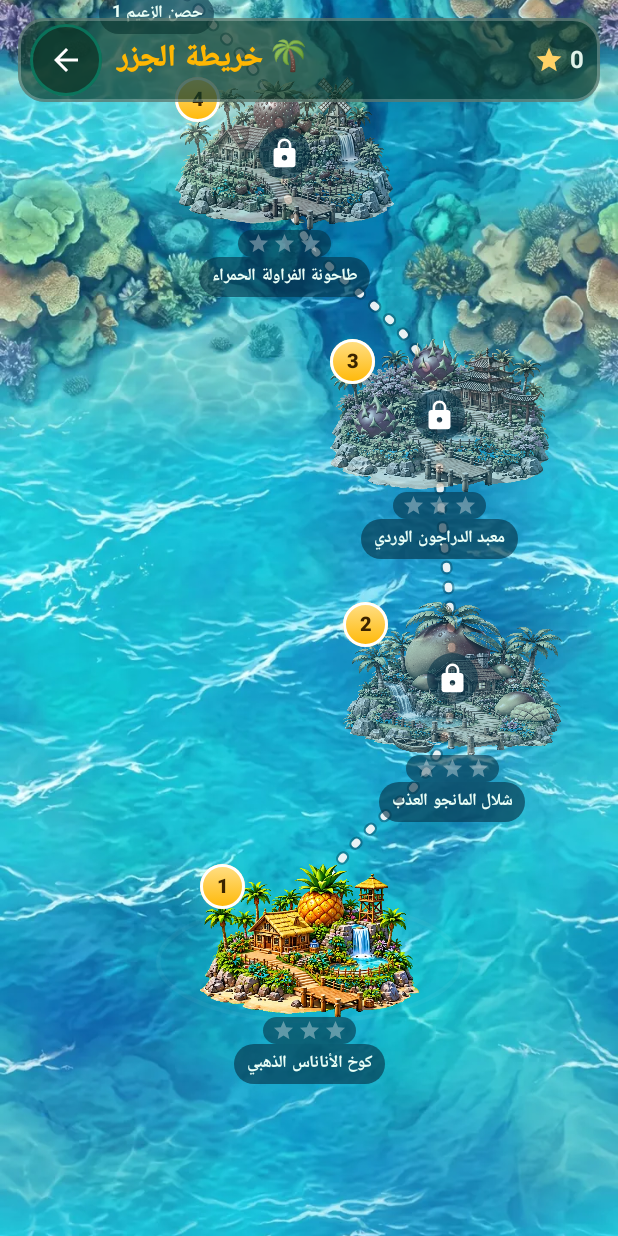
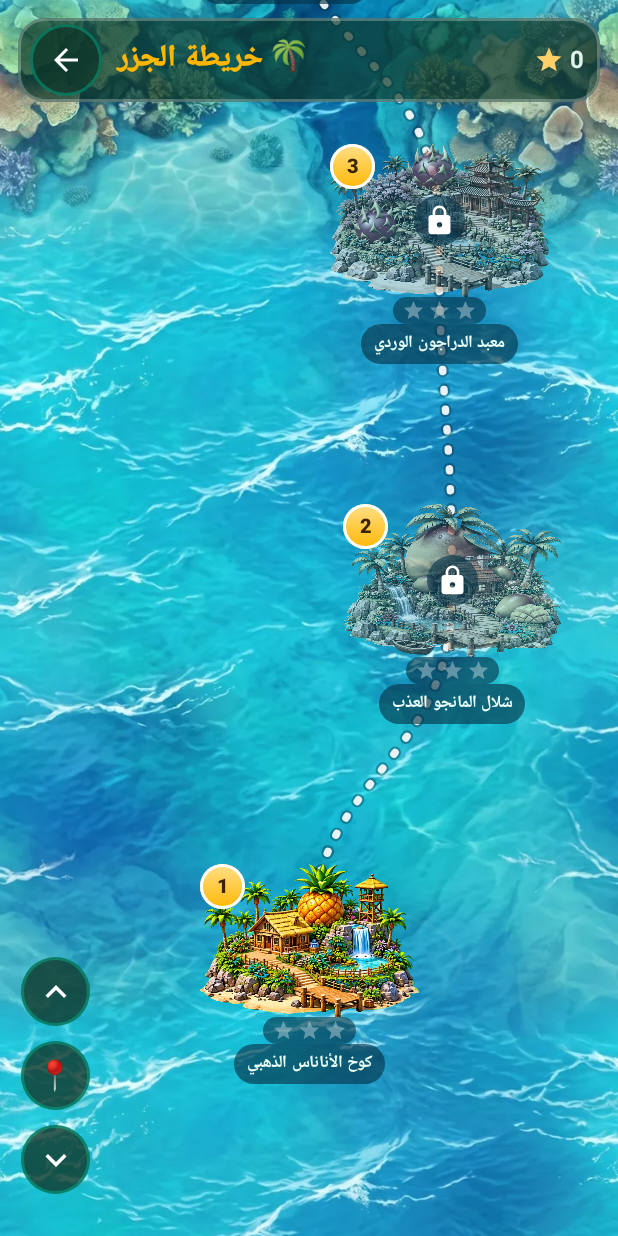
Before and after one commit to mohamedelghazawy-ctrl/tropical-fruits-kingdom, an Android app built with Jetpack Compose: the composable LevelMapScreen shown on its own in the app's theme, on a phone screen of 412 x 824 dp. Run offline under Robolectric (Android 15) with nearby library versions, the phone set to English and light mode, and no system bars.

Commit message:
v1.0.4: map spacing, nav buttons

```diff
--- a/app/build.gradle.kts
+++ b/app/build.gradle.kts
@@ -20,8 +20,8 @@ android {
     applicationId = "com.tropicalfruitskingdom"
     minSdk = 24
     targetSdk = 36
-    versionCode = 3
-    versionName = "1.0.2"
+    versionCode = 4
+    versionName = "1.0.4"
 
     testInstrumentationRunner = "androidx.test.runner.AndroidJUnitRunner"
   }
--- a/app/src/main/java/com/example/ui/screens/LevelMapScreen.kt
+++ b/app/src/main/java/com/example/ui/screens/LevelMapScreen.kt
@@ -33,6 +33,8 @@ import androidx.compose.foundation.shape.RoundedCornerShape
 import androidx.compose.foundation.verticalScroll
 import androidx.compose.material.icons.Icons
 import androidx.compose.material.icons.automirrored.filled.ArrowBack
+import androidx.compose.material.icons.filled.KeyboardArrowDown
+import androidx.compose.material.icons.filled.KeyboardArrowUp
 import androidx.compose.material.icons.filled.Lock
 import androidx.compose.material.icons.filled.Star
 import androidx.compose.material3.Icon
@@ -40,6 +42,7 @@ import androidx.compose.material3.IconButton
 import androidx.compose.material3.Text
 import androidx.compose.runtime.Composable
 import androidx.compose.runtime.LaunchedEffect
+import androidx.compose.runtime.rememberCoroutineScope
 import androidx.compose.runtime.getValue
 import androidx.compose.runtime.remember
 import androidx.compose.runtime.snapshotFlow
@@ -85,6 +88,7 @@ import com.example.ui.components.FruitComposable
 import kotlin.math.PI
 import kotlin.math.sin
 import kotlinx.coroutines.flow.first
+import kotlinx.coroutines.launch
 
 private const val LEVEL_COUNT = 95
 private const val RESCUE_EVERY = 5
@@ -96,7 +100,7 @@ private fun buildSlots(rescueCount: Int): List<Int> = buildList {
         if (n % RESCUE_EVERY == 0 && n / RESCUE_EVERY <= rescueCount) add(-(n / RESCUE_EVERY))
     }
 }
-private val GAP = 175.dp          // المسافة الرأسية بين جزيرتين
+private val GAP = 240.dp          // المسافة الرأسية بين جزيرتين
 private val FOG_HEIGHT = 440.dp   // منطقة الضباب فوق آخر جزيرة
 private val BOTTOM_PAD = 190.dp   // هامش أسفل الجزيرة الأولى
 private const val ZIGZAG = 0.26f  // اتساع تعرّج المسار (نسبة من العرض)
@@ -142,6 +146,7 @@ fun LevelMapScreen(
     val doneFlags = remember(levelStars, rescueStars, slots) { slots.map { slotStars(it) > 0 } }
 
     val scroll = rememberScrollState()
+    val scope = rememberCoroutineScope()
     val phase by rememberInfiniteTransition(label = "sea").animateFloat(
         initialValue = 0f,
         targetValue = 1f,
@@ -249,6 +254,29 @@ fun LevelMapScreen(
                 }
             }
             }
+
+            // أزرار التنقل السريع: لآخر جزيرة، للجزيرة الحالية، وللجزيرة الأولى
+            fun jumpTo(index: Int) {
+                val target = with(density) { centerY(index).toPx() } - viewportPx / 2f
+                scope.launch { scroll.animateScrollTo(target.toInt().coerceIn(0, scroll.maxValue), tween(700)) }
+            }
+            Column(
+                modifier = Modifier
+                    .align(Alignment.BottomStart)
+                    .padding(start = 14.dp, bottom = 28.dp),
+                verticalArrangement = Arrangement.spacedBy(10.dp),
+                horizontalAlignment = Alignment.CenterHorizontally
+            ) {
+                MapNavButton(modifier = Modifier.testTag("map_nav_top"), onClick = { jumpTo(slots.lastIndex) }) {
+                    Icon(Icons.Default.KeyboardArrowUp, contentDescription = "آخر جزيرة", tint = Color.White, modifier = Modifier.size(28.dp))
+                }
+                MapNavButton(modifier = Modifier.testTag("map_nav_current"), onClick = { jumpTo(currentIndex) }) {
+                    Text("📍", fontSize = 20.sp)
+                }
+                MapNavButton(modifier = Modifier.testTag("map_nav_bottom"), onClick = { jumpTo(0) }) {
+                    Icon(Icons.Default.KeyboardArrowDown, contentDescription = "أول جزيرة", tint = Color.White, modifier = Modifier.size(28.dp))
+                }
+            }
         }
 
         // شريط علوي عائم فوق الخريطة
@@ -292,6 +320,20 @@ fun LevelMapScreen(
 }
 
 private val ISLAND_COLUMN_WIDTH = 180.dp
+
+/** زر دائري عائم للتنقل السريع على الخريطة. */
+@Composable
+private fun MapNavButton(modifier: Modifier = Modifier, onClick: () -> Unit, content: @Composable () -> Unit) {
+    Box(
+        modifier = modifier
+            .size(46.dp)
+            .background(Color(0xCC0E382A), CircleShape)
+            .border(1.5.dp, Color(0x6602C39A), CircleShape)
+            .clip(CircleShape)
+            .clickable(onClick = onClick),
+        contentAlignment = Alignment.Center
+    ) { content() }
+}
 
 /** عقدة إنقاذ ملكة الفواكه بين الجزر. */
 @Composable
```
